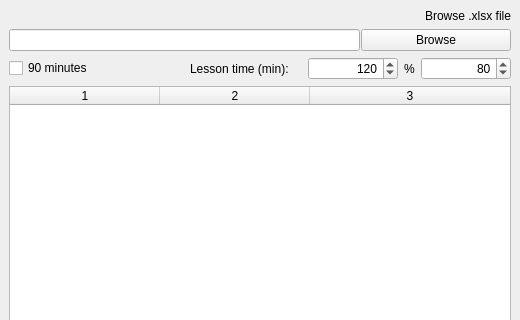
Old version of the form Polina/exam_people/infogypsies_time.ui in the repository ZebraHead22/ZebraHead22; both pictures show x 0 to 520 and y 0 to 320 of the 520 by 480 pixel window.
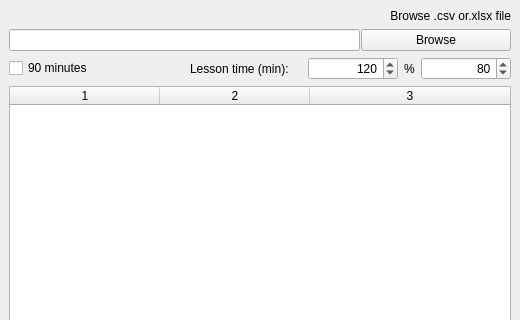
New version of the form.

```diff
--- a/Polina/exam_people/infogypsies_time.ui
+++ b/Polina/exam_people/infogypsies_time.ui
@@ -24,7 +24,7 @@
     <item>
      <widget class="QLabel" name="csvfile_label">
       <property name="text">
-       <string>Browse .xlsx file</string>
+       <string>Browse .csv or.xlsx file</string>
       </property>
       <property name="alignment">
        <set>Qt::AlignRight|Qt::AlignTrailing|Qt::AlignVCenter</set>
```
Left out of the diff: 2 changed lines with no effect on the pictures.
